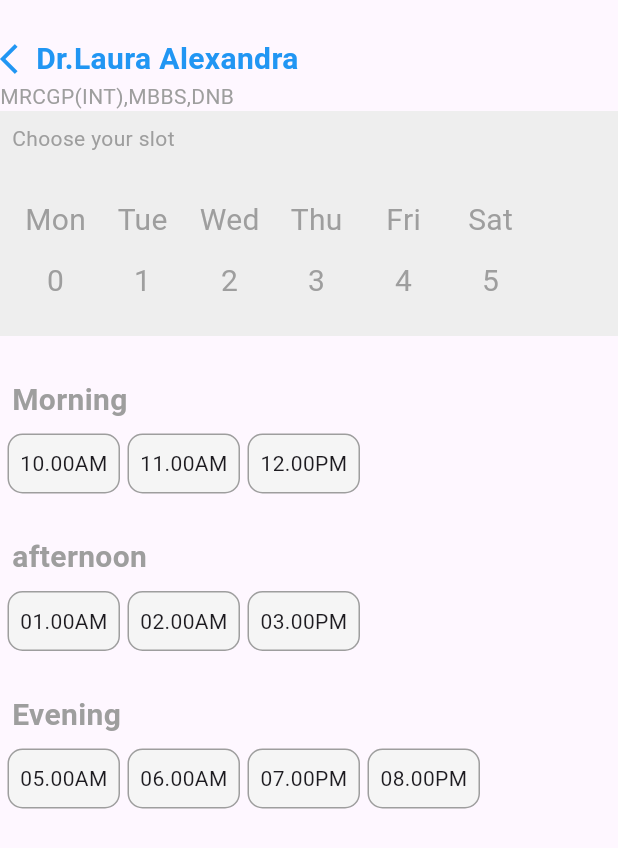
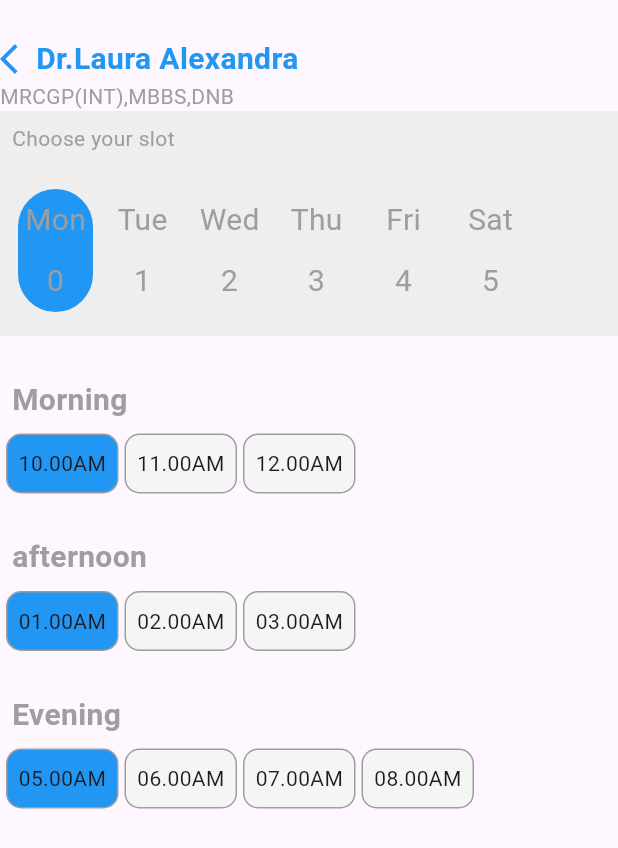
Before and after one commit to sardarmonsoorsait/machinetest, a Flutter app: the DoctorPage screen opened directly, on a phone screen of 412 x 824 dp. Shown: the top 848 px of the screen. Run offline on Flutter 3.47's test engine with Material 2 defaults, Android fonts, the phone set to English and light mode, and no system bars; network calls fail.

Commit message:
updated code

```diff
--- a/lib/modules/doctor/doctor_page.dart
+++ b/lib/modules/doctor/doctor_page.dart
@@ -9,7 +9,11 @@ class DoctorPage extends StatefulWidget {
 
 class _DoctorPageState extends State<DoctorPage> {
   List<String> Days = ['Mon', 'Tue', 'Wed', 'Thu', 'Fri', 'Sat'];
-  List<bool> isTap = [false, false, false, false, false, false];
+
+  int tappedIndex = 0;
+  int morningTap = 0;
+  int afternoonTap = 0;
+  int eveningTap = 0;
 
   @override
   Widget build(BuildContext context) {
@@ -66,16 +70,17 @@ class _DoctorPageState extends State<DoctorPage> {
                           return InkWell(
                             onTap: () {
                               setState(() {
-                                isTap[index] = true;
+                                tappedIndex = index;
                               });
-
                             },
                             child: Padding(
                               padding: const EdgeInsets.all(4.0),
                               child: Container(
                                 decoration: BoxDecoration(
                                     borderRadius: BorderRadius.circular(25),
-                                    color:isTap[index]? Colors.blue:Colors.grey.shade200),
+                                    color: tappedIndex == index
+                                        ? Colors.blue
+                                        : Colors.grey.shade200),
                                 width: 50,
                                 height: 80,
                                 child: Center(
@@ -104,7 +109,9 @@ class _DoctorPageState extends State<DoctorPage> {
                 ),
               ),
             ),
-            SizedBox(height: 20,),
+            SizedBox(
+              height: 20,
+            ),
             Padding(
               padding: const EdgeInsets.all(8.0),
               child: Text(
@@ -115,13 +122,20 @@ class _DoctorPageState extends State<DoctorPage> {
                     fontWeight: FontWeight.bold),
               ),
             ),
-
-
-            Row(
-              children: [
-                SizedBox(width: 5,),
-                InkWell(
+            Container(
+              height: 40,
+              width: MediaQuery.of(context).size.width,
+              child: ListView.builder(
+                scrollDirection: Axis.horizontal,
+                itemCount: 3,
+                itemBuilder: (context, index) {
+                  return Padding(
+                    padding: const EdgeInsets.only(left:4.0),
+                    child: InkWell(
                       onTap: () {
+                        setState(() {
+                           morningTap = index;
+                        });
 
                       },
                       child: Container(
@@ -130,37 +144,18 @@ class _DoctorPageState extends State<DoctorPage> {
                         decoration: BoxDecoration(
                             border: Border.all(color: Colors.grey),
                             borderRadius: BorderRadius.circular(10),
-                      color: Colors.grey.shade100
-                    ),
-                    child: Center(child: Text('10.00AM')),
+                            color:morningTap==index?Colors.blue: Colors.grey.shade100),
+                        child: Center(child: Text('1$index.00AM')),
                       ),
                     ),
-                SizedBox(width: 5,),
-                Container(
-                  width: 75,
-                  height: 40,
-                  decoration: BoxDecoration(
-                    border: Border.all(color: Colors.grey),
-                    borderRadius: BorderRadius.circular(10),
-                    color: Colors.grey.shade100
+                  );
+                },
               ),
-                  child: Center(child: Text('11.00AM')),
+            ),
 
+            SizedBox(
+              height: 20,
             ),
-                SizedBox(width: 5,),
-                Container(
-                  width: 75,
-                  height: 40,
-                  decoration: BoxDecoration(
-                    border: Border.all(color: Colors.grey),
-                    borderRadius: BorderRadius.circular(10),
-                    color: Colors.grey.shade100
-                  ),
-                  child: Center(child: Text('12.00PM')),
-                )
-              ],
-            ),
-            SizedBox(height: 20,),
             Padding(
               padding: const EdgeInsets.all(8.0),
               child: Text(
@@ -171,47 +166,40 @@ class _DoctorPageState extends State<DoctorPage> {
                     fontWeight: FontWeight.bold),
               ),
             ),
+              Container(
+              height: 40,
+              width: MediaQuery.of(context).size.width,
+              child: ListView.builder(
+                scrollDirection: Axis.horizontal,
+                itemCount: 3,
+                itemBuilder: (context, index) {
+                  return Padding(
+                    padding: const EdgeInsets.only(left:4.0),
+                    child: InkWell(
+                      onTap: () {
+                        setState(() {
+                           afternoonTap = index;
+                        });
 
-
-            Row(
-              children: [
-                SizedBox(width: 5,),
-                Container(
+                      },
+                      child: Container(
                         width: 75,
                         height: 40,
                         decoration: BoxDecoration(
                             border: Border.all(color: Colors.grey),
                             borderRadius: BorderRadius.circular(10),
-                    color: Colors.grey.shade100
+                            color:afternoonTap==index?Colors.blue: Colors.grey.shade100),
+                        child: Center(child: Text('0${index+1}.00AM')),
                       ),
-                  child: Center(child: Text('01.00AM')),
                     ),
-                SizedBox(width: 5,),
-                Container(
-                  width: 75,
-                  height: 40,
-                  decoration: BoxDecoration(
-                    border: Border.all(color: Colors.grey),
-                    borderRadius: BorderRadius.circular(10),
-                    color: Colors.grey.shade100
+                  );
+                },
               ),
-                  child: Center(child: Text('02.00AM')),
+            ),
 
+            SizedBox(
+              height: 20,
             ),
-                SizedBox(width: 5,),
-                Container(
-                  width: 75,
-                  height: 40,
-                  decoration: BoxDecoration(
-                    border: Border.all(color: Colors.grey),
-                    borderRadius: BorderRadius.circular(10),
-                    color: Colors.grey.shade100
-                  ),
-                  child: Center(child: Text('03.00PM')),
-                )
-              ],
-            ),
-            SizedBox(height: 20,),
             Padding(
               padding: const EdgeInsets.all(8.0),
               child: Text(
@@ -222,57 +210,36 @@ class _DoctorPageState extends State<DoctorPage> {
                     fontWeight: FontWeight.bold),
               ),
             ),
+              Container(
+              height: 40,
+              width: MediaQuery.of(context).size.width,
+              child: ListView.builder(
+                scrollDirection: Axis.horizontal,
+                itemCount: 4,
+                itemBuilder: (context, index) {
+                  return Padding(
+                    padding: const EdgeInsets.only(left:4.0),
+                    child: InkWell(
+                      onTap: () {
+                        setState(() {
+                           eveningTap = index;
+                        });
 
-
-            Row(
-              children: [
-                SizedBox(width: 5,),
-                Container(
+                      },
+                      child: Container(
                         width: 75,
                         height: 40,
                         decoration: BoxDecoration(
                             border: Border.all(color: Colors.grey),
                             borderRadius: BorderRadius.circular(10),
-                    color: Colors.grey.shade100
+                            color:eveningTap==index?Colors.blue: Colors.grey.shade100),
+                        child: Center(child: Text('0${index+5}.00AM')),
                       ),
-                  child: Center(child: Text('05.00AM')),
                     ),
-                SizedBox(width: 5,),
-                Container(
-                  width: 75,
-                  height: 40,
-                  decoration: BoxDecoration(
-                    border: Border.all(color: Colors.grey),
-                    borderRadius: BorderRadius.circular(10),
-                    color: Colors.grey.shade100
+                  );
+                },
               ),
-                  child: Center(child: Text('06.00AM')),
-
             ),
-                SizedBox(width: 5,),
-                Container(
-                  width: 75,
-                  height: 40,
-                  decoration: BoxDecoration(
-                    border: Border.all(color: Colors.grey),
-                    borderRadius: BorderRadius.circular(10),
-                    color: Colors.grey.shade100
-                  ),
-                  child: Center(child: Text('07.00PM')),
-                ),
-                SizedBox(width: 5,),
-                 Container(
-                  width: 75,
-                  height: 40,
-                  decoration: BoxDecoration(
-                    border: Border.all(color: Colors.grey),
-                    borderRadius: BorderRadius.circular(10),
-                    color: Colors.grey.shade100
-                  ),
-                  child: Center(child: Text('08.00PM')),
-                )
-              ],
-            )
 
           ],
         ),
```
Lines whose indentation alone changed are shown as unchanged.
